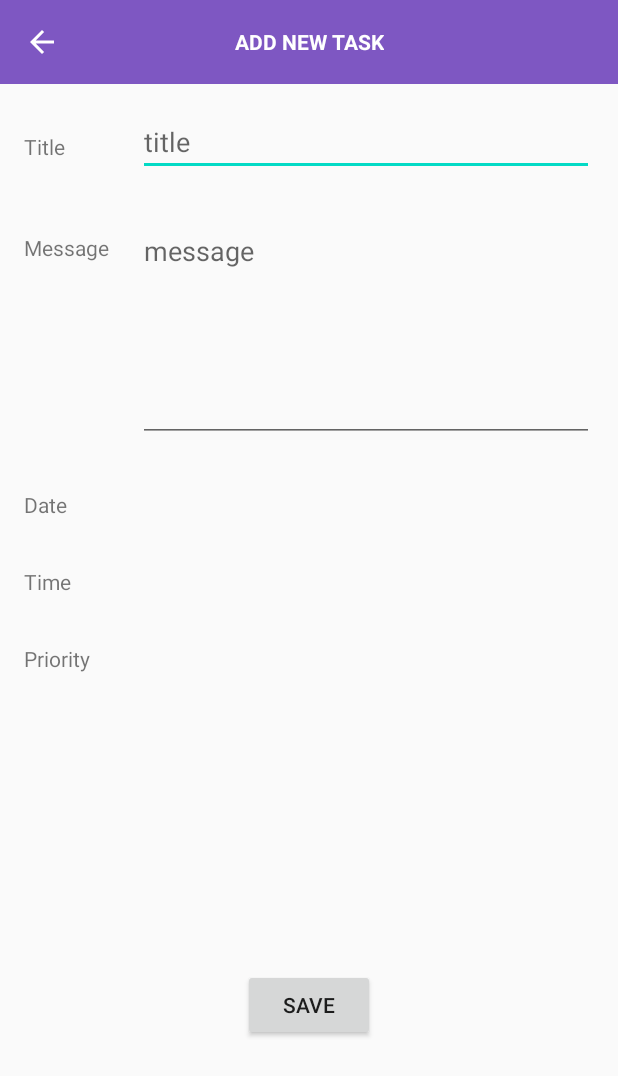
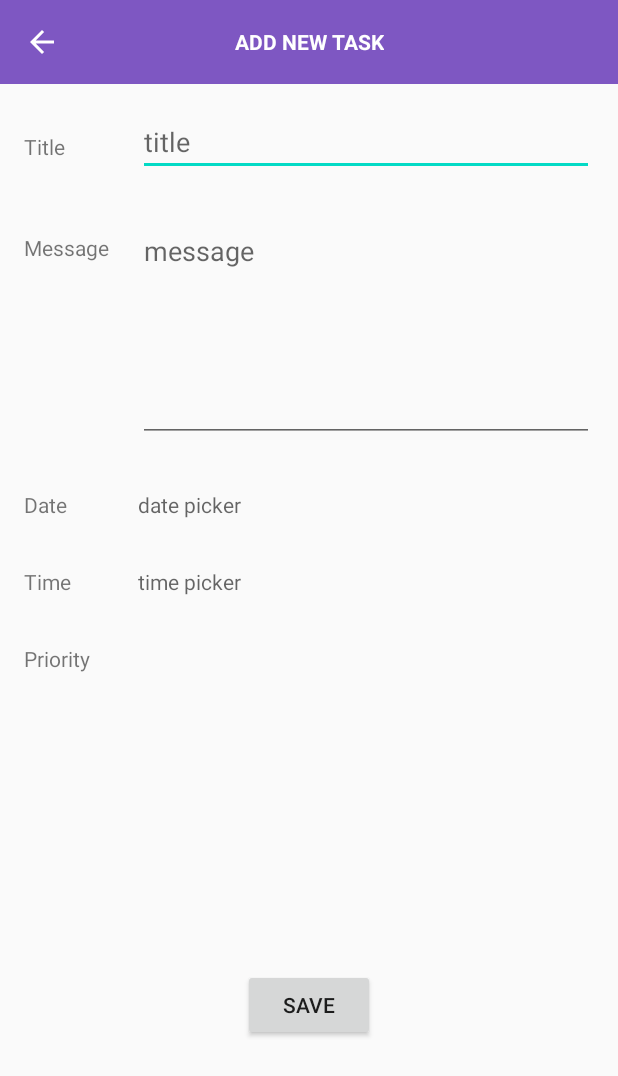
Before and after one commit to bugrayetkinn/TodoApp, an Android app: the TodoAddActivity screen opened directly, with no data from a screen before it, on a phone screen of 412 x 824 dp. Shown: the top 1076 px of the screen. Run offline under Robolectric (Android 15) with nearby library versions, the phone set to English and light mode, and no system bars.

Commit message:
TimePicker and DataPicker dialog added

```diff
--- a/app/src/main/res/layout/activity_todo_add.xml
+++ b/app/src/main/res/layout/activity_todo_add.xml
@@ -116,4 +116,28 @@
         app:layout_constraintStart_toStartOf="parent"
         app:layout_constraintTop_toBottomOf="@+id/txtTime" />
 
+    <TextView
+        android:id="@+id/txtDatePicker"
+        android:layout_width="0dp"
+        android:layout_height="wrap_content"
+        android:layout_marginStart="16dp"
+        android:layout_marginTop="32dp"
+        android:layout_marginEnd="16dp"
+        android:hint="date picker"
+        app:layout_constraintEnd_toEndOf="parent"
+        app:layout_constraintStart_toEndOf="@+id/txtDate"
+        app:layout_constraintTop_toBottomOf="@+id/editTxtMessage" />
+
+    <TextView
+        android:id="@+id/txtTimePicker"
+        android:layout_width="0dp"
+        android:layout_height="wrap_content"
+        android:layout_marginStart="16dp"
+        android:layout_marginTop="32dp"
+        android:layout_marginEnd="16dp"
+        android:hint="time picker"
+        app:layout_constraintEnd_toEndOf="parent"
+        app:layout_constraintStart_toEndOf="@+id/txtTime"
+        app:layout_constraintTop_toBottomOf="@+id/txtDatePicker" />
+
 </androidx.constraintlayout.widget.ConstraintLayout>
```
Also changed, not shown: app/src/main/java/com/yetkin/todoapp/TodoAddActivity.kt (+58 -7 lines).
